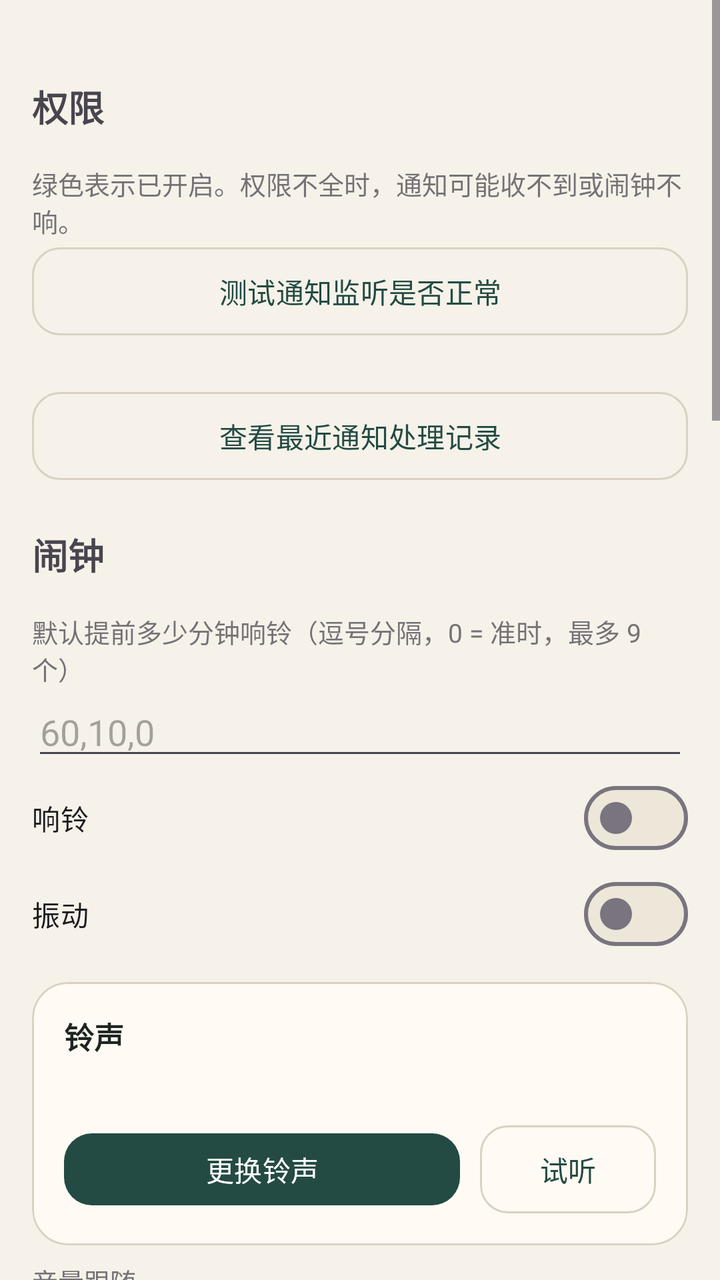
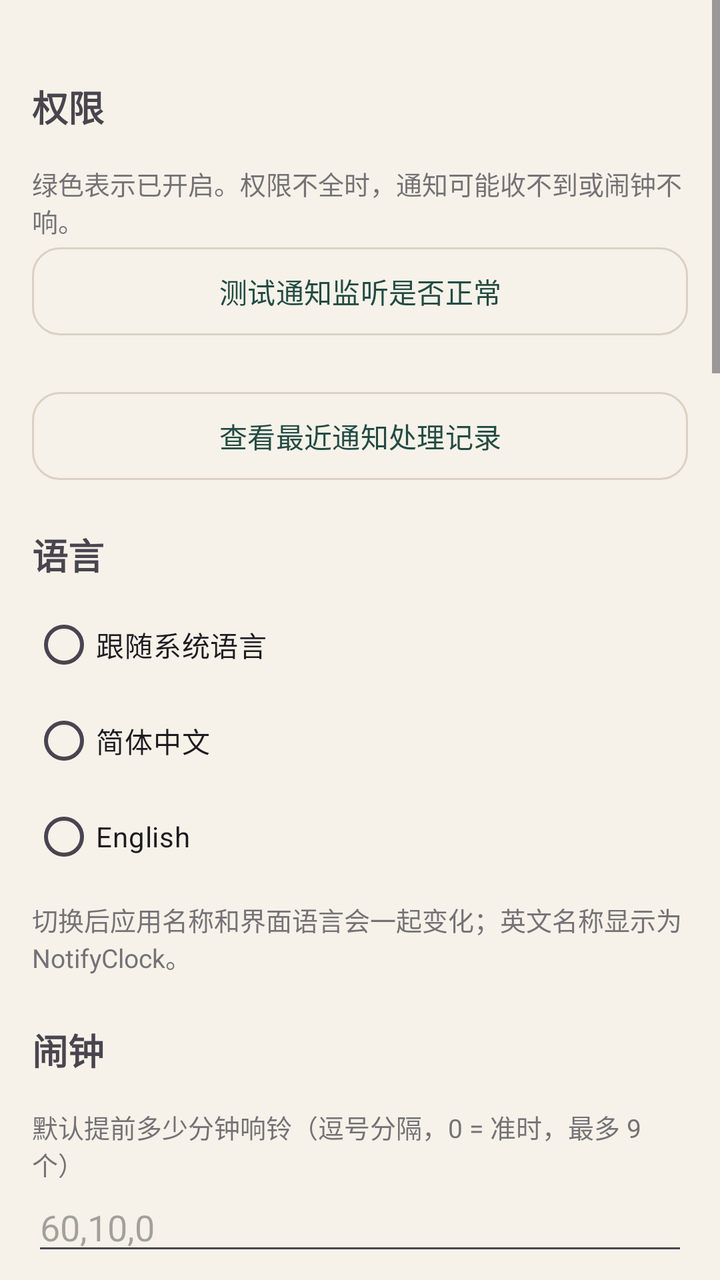

The first picture is an Android layout as it rendered before a commit; the second is the same layout after the commit. The layout source and the unified diff follow.
<!-- AndroidManifest.xml: activity theme Theme.NotiAlarm.Settings -->
<!-- res/layout/activity_settings.xml -->
<?xml version="1.0" encoding="utf-8"?>
<ScrollView xmlns:android="http://schemas.android.com/apk/res/android"
    xmlns:app="http://schemas.android.com/apk/res-auto"
    android:layout_width="match_parent"
    android:layout_height="match_parent">

    <LinearLayout
        android:layout_width="match_parent"
        android:layout_height="wrap_content"
        android:orientation="vertical"
        android:padding="16dp">

        <TextView
            style="@style/SectionTitle"
            android:text="权限" />

        <TextView
            style="@style/FieldLabel"
            android:text="绿色表示已开启。权限不全时，通知可能收不到或闹钟不响。" />

        <LinearLayout
            android:id="@+id/permContainer"
            android:layout_width="match_parent"
            android:layout_height="wrap_content"
            android:orientation="vertical" />

        <Button
            android:id="@+id/btnTestListener"
            style="@style/ActionButton"
            android:layout_width="match_parent"
            android:layout_height="44dp"
            android:layout_marginTop="4dp"
            android:text="测试通知监听是否正常" />

        <TextView
            android:id="@+id/tvDiag"
            android:layout_width="match_parent"
            android:layout_height="wrap_content"
            android:layout_marginTop="6dp"
            android:lineSpacingExtra="2dp"
            android:textIsSelectable="true"
            android:textSize="12sp" />

        <Button
            android:id="@+id/btnAttempts"
            style="@style/ActionButton"
            android:layout_width="match_parent"
            android:layout_height="44dp"
            android:layout_marginTop="6dp"
            android:text="查看最近通知处理记录" />

        <TextView
            style="@style/SectionTitle"
            android:text="闹钟" />

        <TextView style="@style/FieldLabel" android:text="默认提前多少分钟响铃（逗号分隔，0 = 准时，最多 9 个）" />

        <EditText
            android:id="@+id/etOffsets"
            android:layout_width="match_parent"
            android:layout_height="wrap_content"
            android:hint="60,10,0"
            android:inputType="text" />

        <com.google.android.material.materialswitch.MaterialSwitch
            android:id="@+id/swSound"
            android:layout_width="match_parent"
            android:layout_height="wrap_content"
            android:text="响铃" />

        <com.google.android.material.materialswitch.MaterialSwitch
            android:id="@+id/swVibrate"
            android:layout_width="match_parent"
            android:layout_height="wrap_content"
            android:text="振动" />

        <com.google.android.material.card.MaterialCardView
            android:layout_width="match_parent"
            android:layout_height="wrap_content"
            android:layout_marginTop="10dp"
            app:cardBackgroundColor="@color/app_surface"
            app:cardCornerRadius="18dp"
            app:cardElevation="0dp"
            app:strokeColor="@color/app_outline"
            app:strokeWidth="1dp">

            <LinearLayout
                android:layout_width="match_parent"
                android:layout_height="wrap_content"
                android:orientation="vertical"
                android:padding="16dp">

                <TextView
                    android:layout_width="match_parent"
                    android:layout_height="wrap_content"
                    android:text="铃声"
                    android:textColor="@color/app_text"
                    android:textSize="15sp"
                    android:textStyle="bold" />

                <TextView
                    android:id="@+id/tvSound"
                    android:layout_width="match_parent"
                    android:layout_height="wrap_content"
                    android:layout_marginTop="4dp"
                    android:textColor="@color/app_text_muted"
                    android:textSize="13sp" />

                <LinearLayout
                    android:layout_width="match_parent"
                    android:layout_height="wrap_content"
                    android:layout_marginTop="12dp"
                    android:gravity="center_vertical"
                    android:orientation="horizontal">

                    <com.google.android.material.button.MaterialButton
                        android:id="@+id/btnPickRingtone"
                        android:layout_width="0dp"
                        android:layout_height="44dp"
                        android:layout_weight="1"
                        android:text="更换铃声"
                        android:textAllCaps="false"
                        android:textSize="14sp"
                        app:cornerRadius="14dp" />

                    <com.google.android.material.button.MaterialButton
                        android:id="@+id/btnPreview"
                        style="@style/ActionButton"
                        android:layout_width="88dp"
                        android:layout_height="44dp"
                        android:layout_marginStart="10dp"
                        android:text="试听"
                        android:textAllCaps="false"
                        android:textSize="14sp"
                        app:cornerRadius="14dp"
                        app:strokeColor="@color/app_outline" />
                </LinearLayout>
            </LinearLayout>
        </com.google.android.material.card.MaterialCardView>

        <TextView style="@style/FieldLabel" android:text="音量跟随" />

        <RadioGroup
            android:id="@+id/rgVolume"
            android:layout_width="match_parent"
            android:layout_height="wrap_content"
            android:orientation="horizontal">

            <RadioButton
                android:id="@+id/rbAlarmVolume"
                android:layout_width="wrap_content"
                android:layout_height="wrap_content"
                android:text="闹钟音量" />

            <RadioButton
                android:id="@+id/rbMediaVolume"
                android:layout_width="wrap_content"
                android:layout_height="wrap_content"
                android:layout_marginStart="16dp"
                android:text="媒体音量" />
        </RadioGroup>

        <TextView style="@style/FieldLabel" android:text="每次响铃持续多少分钟（0 = 一直响到你确认，最长 30 分钟）" />

        <EditText
            android:id="@+id/etRingMinutes"
            android:layout_width="match_parent"
            android:layout_height="wrap_content"
            android:inputType="number" />

        <TextView style="@style/FieldLabel" android:text="弹窗里的延后选项（分钟，逗号分隔；弹窗里还可以自定义）" />

        <EditText
            android:id="@+id/etSnooze"
            android:layout_width="match_parent"
            android:layout_height="wrap_content"
            android:hint="5,10,30,60"
            android:inputType="text" />

        <TextView
            style="@style/SectionTitle"
            android:text="免打扰" />

        <com.google.android.material.materialswitch.MaterialSwitch
            android:id="@+id/swQuiet"
            android:layout_width="match_parent"
            android:layout_height="wrap_content"
            android:text="开启免打扰时段" />

        <LinearLayout
            android:layout_width="match_parent"
            android:layout_height="wrap_content"
            android:orientation="horizontal">

            <Button
                android:id="@+id/btnQuietStart"
                style="@style/ActionButton"
                android:layout_width="0dp"
                android:layout_height="44dp"
                android:layout_weight="1" />

            <Button
                android:id="@+id/btnQuietEnd"
                style="@style/ActionButton"
                android:layout_width="0dp"
                android:layout_height="44dp"
                android:layout_marginStart="8dp"
                android:layout_weight="1" />
        </LinearLayout>

        <TextView
            style="@style/FieldLabel"
            android:text="落在免打扰时段里的提前提醒：如果时段结束时事件还没开始，改到时段结束时响；如果事件本身就在时段里（比如早上 6 点出发），改到时段开始前（睡前）响。" />

        <com.google.android.material.materialswitch.MaterialSwitch
            android:id="@+id/swQuietKeep"
            android:layout_width="match_parent"
            android:layout_height="wrap_content"
            android:text="事件在免打扰时段里时，“准时”那次仍然响" />

        <TextView
            style="@style/SectionTitle"
            android:text="识别方式" />

        <RadioGroup
            android:id="@+id/rgMode"
            android:layout_width="match_parent"
            android:layout_height="wrap_content">

            <RadioButton
                android:id="@+id/rbHybrid"
                android:layout_width="match_parent"
                android:layout_height="wrap_content"
                android:text="规则优先，识别不了再问大模型（推荐）" />

            <RadioButton
                android:id="@+id/rbLlm"
                android:layout_width="match_parent"
                android:layout_height="wrap_content"
                android:text="大模型优先（更准，更费钱）" />

            <RadioButton
                android:id="@+id/rbRule"
                android:layout_width="match_parent"
                android:layout_height="wrap_content"
                android:text="只用本地规则（离线、免费）" />
        </RadioGroup>

        <TextView
            style="@style/FieldLabel"
            android:text="大模型接口（OpenAI 兼容格式，DeepSeek / 通义千问 / Kimi / 智谱都可以）。只有像是含时间的消息才会发过去。" />

        <EditText
            android:id="@+id/etUrl"
            android:layout_width="match_parent"
            android:layout_height="wrap_content"
            android:hint="https://api.deepseek.com"
            android:inputType="textUri" />

        <EditText
            android:id="@+id/etKey"
            android:layout_width="match_parent"
            android:layout_height="wrap_content"
            android:hint="API Key（sk-…）"
            android:inputType="textPassword" />

        <EditText
            android:id="@+id/etModel"
            android:layout_width="match_parent"
            android:layout_height="wrap_content"
            android:hint="模型名，如 deepseek-chat"
            android:inputType="text" />

        <Button
            android:id="@+id/btnTestLlm"
            style="@style/ActionButton"
            android:layout_width="match_parent"
            android:layout_height="44dp"
            android:text="测试大模型" />

        <TextView
            style="@style/SectionTitle"
            android:text="黑名单" />

        <TextView
            style="@style/FieldLabel"
            android:text="命中黑名单的通知不会出现在提醒列表里。可以按群聊名称、关键词（正文里包含就算），或按 App 包名屏蔽。" />

        <Spinner
            android:id="@+id/spBlackType"
            android:layout_width="match_parent"
            android:layout_height="wrap_content" />

        <EditText
            android:id="@+id/etBlackValue"
            android:layout_width="match_parent"
            android:layout_height="wrap_content"
            android:hint="群聊名称 / 关键词 / App 包名"
            android:inputType="text" />

        <Button
            android:id="@+id/btnAddBlack"
            style="@style/ActionButton"
            android:layout_width="match_parent"
            android:layout_height="44dp"
            android:text="添加黑名单" />

        <TextView
            android:id="@+id/blackStatus"
            android:layout_width="match_parent"
            android:layout_height="wrap_content"
            android:alpha="0.7"
            android:text="还没有黑名单规则"
            android:textSize="12sp" />

        <LinearLayout
            android:id="@+id/blackContainer"
            android:layout_width="match_parent"
            android:layout_height="wrap_content"
            android:orientation="vertical" />

        <TextView
            style="@style/SectionTitle"
            android:text="监听的 App" />

        <com.google.android.material.materialswitch.MaterialSwitch
            android:id="@+id/swMonitorAll"
            android:layout_width="match_parent"
            android:layout_height="wrap_content"
            android:text="监听所有 App（不限于下面勾选的）" />

        <TextView
            android:id="@+id/appsStatus"
            android:layout_width="match_parent"
            android:layout_height="wrap_content"
            android:text="正在读取已安装的 App…" />

        <LinearLayout
            android:id="@+id/appsContainer"
            android:layout_width="match_parent"
            android:layout_height="wrap_content"
            android:orientation="vertical" />
    </LinearLayout>
</ScrollView>
<!-- resources referenced by this layout -->
<resources>
  <color name="app_outline">#D9D2C3</color>
  <color name="app_surface">#FFFAF3</color>
  <color name="app_text">#1E2521</color>
  <color name="app_text_muted">#6C726C</color>
  <style name="FieldLabel">
          <item name="android:layout_width">match_parent</item>
          <item name="android:layout_height">wrap_content</item>
          <item name="android:layout_marginTop">8dp</item>
          <item name="android:alpha">0.75</item>
          <item name="android:textSize">13sp</item>
      </style>
  <color name="brand_primary">#234B43</color>
  <color name="brand_on_primary">#FFFFFFFF</color>
  <color name="brand_container">#E4EDE8</color>
  <color name="brand_on_container">#12332C</color>
  <color name="brand_accent">#7A5A32</color>
  <color name="app_surface_soft">#EDE7DA</color>
  <color name="app_background">#F6F2E9</color>
  <style name="SettingsActionBar" parent="Widget.MaterialComponents.ActionBar.Solid">
          <item name="background">@color/app_background</item>
          <item name="elevation">0dp</item>
          <item name="titleTextStyle">@style/SettingsActionBarTitle</item>
      </style>
  <style name="SettingsActionBarTitle" parent="TextAppearance.Material3.TitleLarge">
          <item name="android:textColor">@color/app_text</item>
          <item name="android:textSize">20sp</item>
          <item name="android:textStyle">bold</item>
      </style>
  <!-- unchanged entries left out for length: 3 -->
</resources>

<!-- the commit's change to res/layout/activity_settings.xml (unified diff, before → after) -->
@@ -12,11 +12,11 @@
 
         <TextView
             style="@style/SectionTitle"
-            android:text="权限" />
-
-        <TextView
-            style="@style/FieldLabel"
-            android:text="绿色表示已开启。权限不全时，通知可能收不到或闹钟不响。" />
+            android:text="@string/section_permissions" />
+
+        <TextView
+            style="@style/FieldLabel"
+            android:text="@string/permission_hint" />
 
         <LinearLayout
             android:id="@+id/permContainer"
@@ -30,7 +30,7 @@
             android:layout_width="match_parent"
             android:layout_height="44dp"
             android:layout_marginTop="4dp"
-            android:text="测试通知监听是否正常" />
+            android:text="@string/btn_test_listener" />
 
         <TextView
             android:id="@+id/tvDiag"
@@ -47,13 +47,45 @@
             android:layout_width="match_parent"
             android:layout_height="44dp"
             android:layout_marginTop="6dp"
-            android:text="查看最近通知处理记录" />
-
-        <TextView
-            style="@style/SectionTitle"
-            android:text="闹钟" />
-
-        <TextView style="@style/FieldLabel" android:text="默认提前多少分钟响铃（逗号分隔，0 = 准时，最多 9 个）" />
+            android:text="@string/btn_attempts" />
+
+        <TextView
+            style="@style/SectionTitle"
+            android:text="@string/section_language" />
+
+        <RadioGroup
+            android:id="@+id/rgLanguage"
+            android:layout_width="match_parent"
+            android:layout_height="wrap_content">
+
+            <RadioButton
+                android:id="@+id/rbLangSystem"
+                android:layout_width="match_parent"
+                android:layout_height="wrap_content"
+                android:text="@string/language_system" />
+
+            <RadioButton
+                android:id="@+id/rbLangZh"
+                android:layout_width="match_parent"
+                android:layout_height="wrap_content"
+                android:text="@string/language_zh" />
+
+            <RadioButton
+                android:id="@+id/rbLangEn"
+                android:layout_width="match_parent"
+                android:layout_height="wrap_content"
+                android:text="@string/language_en" />
+        </RadioGroup>
+
+        <TextView
+            style="@style/FieldLabel"
+            android:text="@string/language_hint" />
+
+        <TextView
+            style="@style/SectionTitle"
+            android:text="@string/section_alarm" />
+
+        <TextView style="@style/FieldLabel" android:text="@string/offsets_label" />
 
         <EditText
             android:id="@+id/etOffsets"
@@ -66,13 +98,13 @@
             android:id="@+id/swSound"
             android:layout_width="match_parent"
             android:layout_height="wrap_content"
-            android:text="响铃" />
+            android:text="@string/switch_sound" />
 
         <com.google.android.material.materialswitch.MaterialSwitch
             android:id="@+id/swVibrate"
             android:layout_width="match_parent"
             android:layout_height="wrap_content"
-            android:text="振动" />
+            android:text="@string/switch_vibrate" />
 
         <com.google.android.material.card.MaterialCardView
             android:layout_width="match_parent"
@@ -93,7 +125,7 @@
                 <TextView
                     android:layout_width="match_parent"
                     android:layout_height="wrap_content"
-                    android:text="铃声"
+                    android:text="@string/ringtone_title"
                     android:textColor="@color/app_text"
                     android:textSize="15sp"
                     android:textStyle="bold" />
@@ -118,7 +150,7 @@
                         android:layout_width="0dp"
                         android:layout_height="44dp"
                         android:layout_weight="1"
-                        android:text="更换铃声"
+                        android:text="@string/change_ringtone"
                         android:textAllCaps="false"
                         android:textSize="14sp"
                         app:cornerRadius="14dp" />
@@ -129,7 +161,7 @@
                         android:layout_width="88dp"
                         android:layout_height="44dp"
                         android:layout_marginStart="10dp"
-                        android:text="试听"
+                        android:text="@string/preview"
                         android:textAllCaps="false"
                         android:textSize="14sp"
                         app:cornerRadius="14dp"
@@ -138,7 +170,7 @@
             </LinearLayout>
         </com.google.android.material.card.MaterialCardView>
 
-        <TextView style="@style/FieldLabel" android:text="音量跟随" />
+        <TextView style="@style/FieldLabel" android:text="@string/volume_follow" />
 
         <RadioGroup
             android:id="@+id/rgVolume"
@@ -150,17 +182,17 @@
                 android:id="@+id/rbAlarmVolume"
                 android:layout_width="wrap_content"
                 android:layout_height="wrap_content"
-                android:text="闹钟音量" />
+                android:text="@string/volume_alarm" />
 
             <RadioButton
                 android:id="@+id/rbMediaVolume"
                 android:layout_width="wrap_content"
                 android:layout_height="wrap_content"
                 android:layout_marginStart="16dp"
-                android:text="媒体音量" />
+                android:text="@string/volume_media" />
         </RadioGroup>
 
-        <TextView style="@style/FieldLabel" android:text="每次响铃持续多少分钟（0 = 一直响到你确认，最长 30 分钟）" />
+        <TextView style="@style/FieldLabel" android:text="@string/ring_minutes_label" />
 
         <EditText
             android:id="@+id/etRingMinutes"
@@ -168,7 +200,7 @@
             android:layout_height="wrap_content"
             android:inputType="number" />
 
-        <TextView style="@style/FieldLabel" android:text="弹窗里的延后选项（分钟，逗号分隔；弹窗里还可以自定义）" />
+        <TextView style="@style/FieldLabel" android:text="@string/snooze_label" />
 
         <EditText
             android:id="@+id/etSnooze"
@@ -179,13 +211,13 @@
 
         <TextView
             style="@style/SectionTitle"
-            android:text="免打扰" />
+            android:text="@string/section_quiet" />
 
         <com.google.android.material.materialswitch.MaterialSwitch
             android:id="@+id/swQuiet"
             android:layout_width="match_parent"
             android:layout_height="wrap_content"
-            android:text="开启免打扰时段" />
+            android:text="@string/switch_quiet" />
 
         <LinearLayout
             android:layout_width="match_parent"
@@ -210,17 +242,17 @@
 
         <TextView
             style="@style/FieldLabel"
-            android:text="落在免打扰时段里的提前提醒：如果时段结束时事件还没开始，改到时段结束时响；如果事件本身就在时段里（比如早上 6 点出发），改到时段开始前（睡前）响。" />
+            android:text="@string/quiet_hint" />
 
         <com.google.android.material.materialswitch.MaterialSwitch
             android:id="@+id/swQuietKeep"
             android:layout_width="match_parent"
             android:layout_height="wrap_content"
-            android:text="事件在免打扰时段里时，“准时”那次仍然响" />
-
-        <TextView
-            style="@style/SectionTitle"
-            android:text="识别方式" />
+            android:text="@string/switch_quiet_keep" />
+
+        <TextView
+            style="@style/SectionTitle"
+            android:text="@string/section_parse" />
 
         <RadioGroup
             android:id="@+id/rgMode"
@@ -231,24 +263,24 @@
                 android:id="@+id/rbHybrid"
                 android:layout_width="match_parent"
                 android:layout_height="wrap_content"
-                android:text="规则优先，识别不了再问大模型（推荐）" />
+                android:text="@string/mode_hybrid" />
 
             <RadioButton
                 android:id="@+id/rbLlm"
                 android:layout_width="match_parent"
                 android:layout_height="wrap_content"
-                android:text="大模型优先（更准，更费钱）" />
+                android:text="@string/mode_llm" />
 
             <RadioButton
                 android:id="@+id/rbRule"
                 android:layout_width="match_parent"
                 android:layout_height="wrap_content"
-                android:text="只用本地规则（离线、免费）" />
+                android:text="@string/mode_rule" />
         </RadioGroup>
 
         <TextView
             style="@style/FieldLabel"
-            android:text="大模型接口（OpenAI 兼容格式，DeepSeek / 通义千问 / Kimi / 智谱都可以）。只有像是含时间的消息才会发过去。" />
+            android:text="@string/llm_hint" />
 
         <EditText
             android:id="@+id/etUrl"
@@ -261,14 +293,14 @@
             android:id="@+id/etKey"
             android:layout_width="match_parent"
             android:layout_height="wrap_content"
-            android:hint="API Key（sk-…）"
+            android:hint="@string/hint_api_key"
             android:inputType="textPassword" />
 
         <EditText
             android:id="@+id/etModel"
             android:layout_width="match_parent"
             android:layout_height="wrap_content"
-            android:hint="模型名，如 deepseek-chat"
+            android:hint="@string/hint_model"
             android:inputType="text" />
 
         <Button
@@ -276,15 +308,15 @@
             style="@style/ActionButton"
             android:layout_width="match_parent"
             android:layout_height="44dp"
-            android:text="测试大模型" />
-
-        <TextView
-            style="@style/SectionTitle"
-            android:text="黑名单" />
-
-        <TextView
-            style="@style/FieldLabel"
-            android:text="命中黑名单的通知不会出现在提醒列表里。可以按群聊名称、关键词（正文里包含就算），或按 App 包名屏蔽。" />
+            android:text="@string/btn_test_llm" />
+
+        <TextView
+            style="@style/SectionTitle"
+            android:text="@string/section_blacklist" />
+
+        <TextView
+            style="@style/FieldLabel"
+            android:text="@string/blacklist_hint" />
 
         <Spinner
             android:id="@+id/spBlackType"
@@ -295,7 +327,7 @@
             android:id="@+id/etBlackValue"
             android:layout_width="match_parent"
             android:layout_height="wrap_content"
-            android:hint="群聊名称 / 关键词 / App 包名"
+            android:hint="@string/hint_black_value"
             android:inputType="text" />
 
         <Button
@@ -303,14 +335,14 @@
             style="@style/ActionButton"
             android:layout_width="match_parent"
             android:layout_height="44dp"
-            android:text="添加黑名单" />
+            android:text="@string/btn_add_black" />
 
         <TextView
             android:id="@+id/blackStatus"
             android:layout_width="match_parent"
             android:layout_height="wrap_content"
             android:alpha="0.7"
-            android:text="还没有黑名单规则"
+            android:text="@string/blacklist_empty"
             android:textSize="12sp" />
 
         <LinearLayout
@@ -321,19 +353,19 @@
 
         <TextView
             style="@style/SectionTitle"
-            android:text="监听的 App" />
+            android:text="@string/section_apps" />
 
         <com.google.android.material.materialswitch.MaterialSwitch
             android:id="@+id/swMonitorAll"
             android:layout_width="match_parent"
             android:layout_height="wrap_content"
-            android:text="监听所有 App（不限于下面勾选的）" />
+            android:text="@string/switch_monitor_all" />
 
         <TextView
             android:id="@+id/appsStatus"
             android:layout_width="match_parent"
             android:layout_height="wrap_content"
-            android:text="正在读取已安装的 App…" />
+            android:text="@string/apps_loading" />
 
         <LinearLayout
             android:id="@+id/appsContainer"
<!-- resource entries referenced after the edit -->
@@ -4,6 +4,47 @@
   <color name="app_surface">#FFFAF3</color>
   <color name="app_text">#1E2521</color>
   <color name="app_text_muted">#6C726C</color>
+  <string name="apps_loading">正在读取已安装的 App…</string>
+  <string name="blacklist_empty">还没有黑名单规则</string>
+  <string name="blacklist_hint">命中黑名单的通知不会出现在提醒列表里。可以按群聊名称、关键词（正文里包含就算），或按 App 包名屏蔽。</string>
+  <string name="btn_add_black">添加黑名单</string>
+  <string name="btn_attempts">查看最近通知处理记录</string>
+  <string name="btn_test_listener">测试通知监听是否正常</string>
+  <string name="btn_test_llm">测试大模型</string>
+  <string name="change_ringtone">更换铃声</string>
+  <string name="hint_api_key">API Key（sk-…）</string>
+  <string name="hint_black_value">群聊名称 / 关键词 / App 包名</string>
+  <string name="hint_model">模型名，如 deepseek-chat</string>
+  <string name="language_en">English</string>
+  <string name="language_hint">切换后应用名称和界面语言会一起变化；英文名称显示为 NotifyClock。</string>
+  <string name="language_system">跟随系统语言</string>
+  <string name="language_zh">简体中文</string>
+  <string name="llm_hint">大模型接口（OpenAI 兼容格式，DeepSeek / 通义千问 / Kimi / 智谱都可以）。只有像是含时间的消息才会发过去。</string>
+  <string name="mode_hybrid">规则优先，识别不了再问大模型（推荐）</string>
+  <string name="mode_llm">大模型优先（更准，更费钱）</string>
+  <string name="mode_rule">只用本地规则（离线、免费）</string>
+  <string name="offsets_label">默认提前多少分钟响铃（逗号分隔，0 = 准时，最多 9 个）</string>
+  <string name="permission_hint">绿色表示已开启。权限不全时，通知可能收不到或闹钟不响。</string>
+  <string name="preview">试听</string>
+  <string name="quiet_hint">落在免打扰时段里的提前提醒：如果时段结束时事件还没开始，改到时段结束时响；如果事件本身就在时段里（比如早上 6 点出发），改到时段开始前（睡前）响。</string>
+  <string name="ring_minutes_label">每次响铃持续多少分钟（0 = 一直响到你确认，最长 30 分钟）</string>
+  <string name="ringtone_title">铃声</string>
+  <string name="section_alarm">闹钟</string>
+  <string name="section_apps">监听的 App</string>
+  <string name="section_blacklist">黑名单</string>
+  <string name="section_language">语言</string>
+  <string name="section_parse">识别方式</string>
+  <string name="section_permissions">权限</string>
+  <string name="section_quiet">免打扰</string>
+  <string name="snooze_label">弹窗里的延后选项（分钟，逗号分隔；弹窗里还可以自定义）</string>
+  <string name="switch_monitor_all">监听所有 App（不限于下面勾选的）</string>
+  <string name="switch_quiet">开启免打扰时段</string>
+  <string name="switch_quiet_keep">事件在免打扰时段里时，“准时”那次仍然响</string>
+  <string name="switch_sound">响铃</string>
+  <string name="switch_vibrate">振动</string>
+  <string name="volume_alarm">闹钟音量</string>
+  <string name="volume_follow">音量跟随</string>
+  <string name="volume_media">媒体音量</string>
   <style name="FieldLabel">
           <item name="android:layout_width">match_parent</item>
           <item name="android:layout_height">wrap_content</item>
